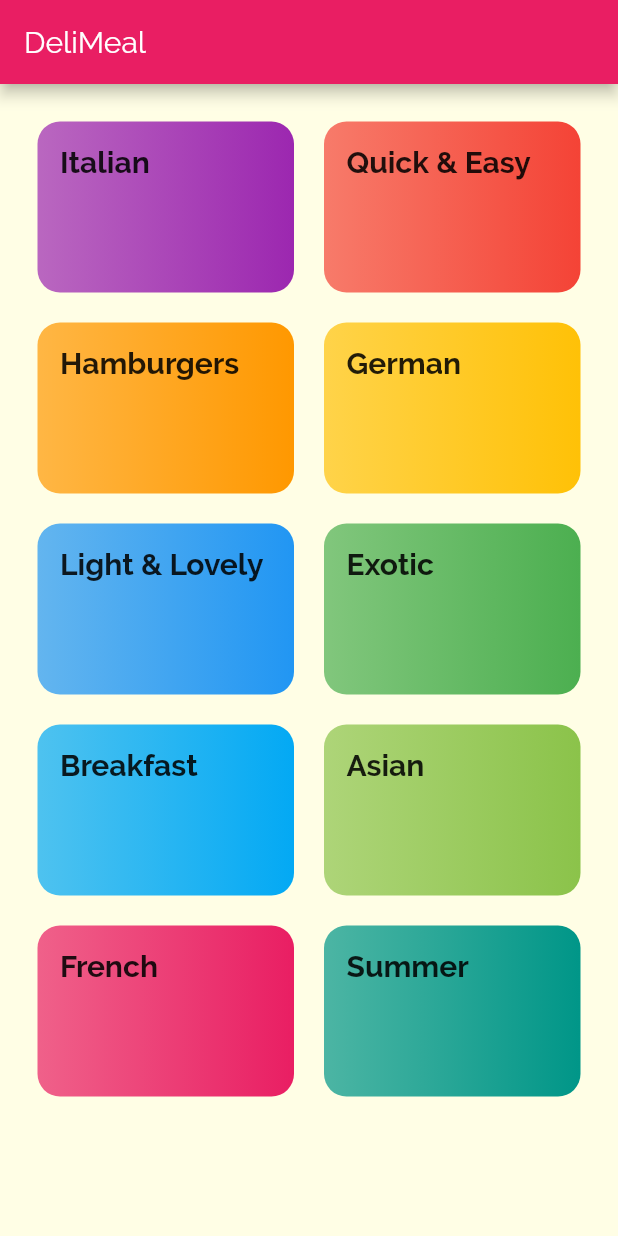
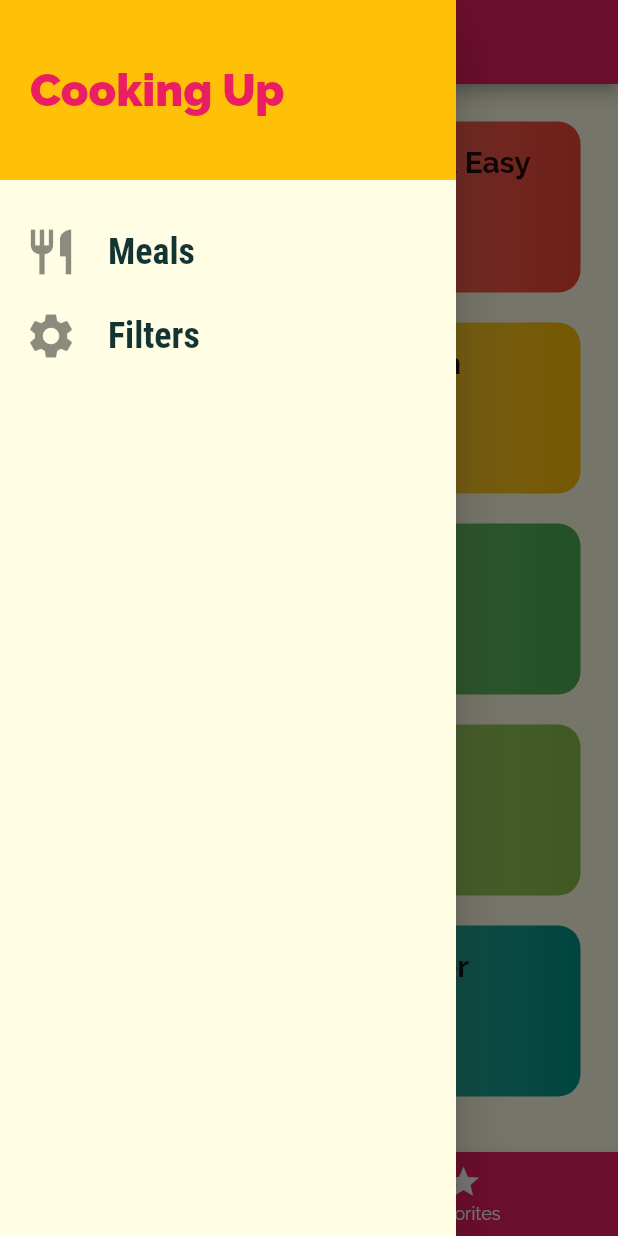
Before and after one commit to john-muinde/meals-flutter-app, a Flutter app: the screen it shows after launch, with the side drawer open (before the commit the screen has no drawer), on a phone screen of 412 x 824 dp. Run offline on Flutter 3.47's test engine with Material 2 defaults, Android fonts, the phone set to English and light mode, and no system bars.

Commit message:
finished with the drawer and pages

```diff
--- a/lib/main.dart
+++ b/lib/main.dart
@@ -1,8 +1,11 @@
 import 'package:flutter/material.dart';
-import 'package:flutter_complete_guide/screens/meal_detail_screen.dart';
+
 
 import 'screens/categories_meals_screen.dart';
 import 'screens/categories_screen.dart';
+import 'screens/filters_screen.dart';
+import 'screens/meal_detail_screen.dart';
+import 'screens/tabs_screen_bottom.dart';
 
 void main() => runApp(MyApp());
 
@@ -10,6 +13,7 @@ class MyApp extends StatelessWidget {
   @override
   Widget build(BuildContext context) {
     return MaterialApp(
+      debugShowCheckedModeBanner: false,
       title: 'DeliMeals',
       theme: ThemeData(
         appBarTheme: AppBarTheme(
@@ -41,9 +45,10 @@ class MyApp extends StatelessWidget {
       // home: CategoriesScreen(),
       // initialRoute: '/',
       routes: {
-        '/': (context) => CategoriesScreen(),
+        '/': (context) => TabsScreen(),
         CategoriesMealsScreen.routeName: (context) => CategoriesMealsScreen(),
-        MealDetailScreen.routeName: (context) => MealDetailScreen()
+        MealDetailScreen.routeName: (context) => MealDetailScreen(),
+        FilterScreen.routeName: (context) => FilterScreen()
       },
       // onGenerateRoute: (settings) {
       //   if (settings.name == '/') {
--- a/lib/screens/categories_screen.dart
+++ b/lib/screens/categories_screen.dart
@@ -7,11 +7,6 @@ class CategoriesScreen extends StatelessWidget {
   @override
   Widget build(BuildContext context) {
     return Scaffold(
-      appBar: AppBar(
-        title: Text(
-          'DeliMeal',
-        ),
-      ),
       body: GridView(
         padding: const EdgeInsets.all(25),
         children: DUMMY_CATEGORIES
--- /dev/null
+++ b/lib/screens/tabs_screen_bottom.dart
@@ -0,0 +1,60 @@
+import 'package:flutter/material.dart';
+import '../widgets/main_drawer.dart';
+import 'categories_screen.dart';
+
+import 'favorites_screen.dart';
+
+class TabsScreen extends StatefulWidget {
+  const TabsScreen({super.key});
+
+  @override
+  State<TabsScreen> createState() => _TabsScreenState();
+}
+
+class _TabsScreenState extends State<TabsScreen> {
+  final List<Map<String, Object>> _pages = [
+    {'page': CategoriesScreen(), 'title': 'Categories'},
+    {'page': FavoritesScreen(), 'title': 'Your Favorites'}
+  ];
+
+  int _selectedPageIndex = 0;
+
+  void _selectPage(int index) {
+    setState(() {
+      _selectedPageIndex = index;
+    });
+  }
+
+  @override
+  Widget build(BuildContext context) {
+    return DefaultTabController(
+      length: 2,
+      child: Scaffold(
+        appBar: AppBar(
+          title: Text(_pages[_selectedPageIndex]['title'] as String),
+        ),
+        drawer: MainDrawer(),
+        body: _pages[_selectedPageIndex]['page'] as Widget,
+        bottomNavigationBar: BottomNavigationBar(
+          onTap: _selectPage,
+          backgroundColor: Theme.of(context).colorScheme.primary,
+          unselectedItemColor: Colors.white,
+          selectedItemColor: Theme.of(context).colorScheme.secondary,
+          currentIndex: _selectedPageIndex,
+          // type: BottomNavigationBarType.shifting,
+          items: [
+            BottomNavigationBarItem(
+              // backgroundColor: Theme.of(context).colorScheme.primary,
+              icon: Icon(Icons.category_outlined),
+              label: 'Categories',
+            ),
+            BottomNavigationBarItem(
+              icon: Icon(Icons.star),
+              label: 'Favorites',
+            ),
+          ],
+        ),
+      ),
+    );
+  }
+}
--- /dev/null
+++ b/lib/screens/tabs_screen_top.dart
@@ -0,0 +1,43 @@
+import 'package:flutter/material.dart';
+
+import 'categories_screen.dart';
+import 'favorites_screen.dart';
+
+class TabsScreen extends StatefulWidget {
+  const TabsScreen({super.key});
+
+  @override
+  State<TabsScreen> createState() => _TabsScreenState();
+}
+
+class _TabsScreenState extends State<TabsScreen> {
+  @override
+  Widget build(BuildContext context) {
+    return DefaultTabController(
+      length: 2,
+      child: Scaffold(
+        appBar: AppBar(
+          title: Text('Meals'),
+          bottom: TabBar(
+            tabs: [
+              Tab(
+                icon: Icon(Icons.category_outlined),
+                text: 'Categories',
+              ),
+              Tab(
+                icon: Icon(Icons.star),
+                text: 'Favorites',
+              ),
+            ],
+          ),
+        ),
+        body: TabBarView(
+          children: [
+            CategoriesScreen(),
+            FavoritesScreen(),
+          ],
+        ),
+      ),
+    );
+  }
+}
--- /dev/null
+++ b/lib/widgets/main_drawer.dart
@@ -0,0 +1,71 @@
+import 'package:flutter/material.dart';
+
+import '../screens/filters_screen.dart';
+
+
+class MainDrawer extends StatelessWidget {
+  const MainDrawer({super.key});
+
+  Widget buildListTile({
+    required String title,
+    required VoidCallback handlerFunction,
+    required IconData icon,
+  }) {
+    return ListTile(
+      leading: Icon(
+        icon,
+        size: 36,
+      ),
+      title: Text(
+        title,
+        style: TextStyle(
+            fontFamily: 'RobotoCondensed',
+            fontSize: 24,
+            fontWeight: FontWeight.bold),
+      ),
+      onTap: handlerFunction,
+    );
+  }
+
+  @override
+  Widget build(BuildContext context) {
+    return Drawer(
+      child: Column(
+        children: [
+          Container(
+            height: 120,
+            width: double.infinity,
+            padding: EdgeInsets.all(20),
+            alignment: Alignment.centerLeft,
+            color: Theme.of(context).colorScheme.secondary,
+            child: Text(
+              'Cooking Up',
+              style: TextStyle(
+                fontWeight: FontWeight.w900,
+                fontSize: 30,
+                color: Theme.of(context).colorScheme.primary,
+              ),
+            ),
+          ),
+          SizedBox(
+            height: 20,
+          ),
+          buildListTile(
+            title: 'Meals',
+            handlerFunction: () {
+              Navigator.of(context).pushReplacementNamed('/');
+            },
+            icon: Icons.restaurant,
+          ),
+          buildListTile(
+            title: 'Filters',
+            handlerFunction: () {
+              Navigator.of(context).pushReplacementNamed(FilterScreen.routeName);
+            },
+            icon: Icons.settings,
+          ),
+        ],
+      ),
+    );
+  }
+}
--- a/lib/widgets/meal_item.dart
+++ b/lib/widgets/meal_item.dart
@@ -1,6 +1,7 @@
 import 'package:flutter/material.dart';
-import 'package:flutter_complete_guide/screens/meal_detail_screen.dart';
+
 import '../models/meal.dart';
+import '../screens/meal_detail_screen.dart';
 
 class MealItem extends StatelessWidget {
   final String id;
--- a/pubspec.yaml
+++ b/pubspec.yaml
@@ -1,5 +1,5 @@
-name: flutter_complete_guide
-description: A new Flutter project.
+name: meals_app
+description: A Flutter Meals App Project.
 
 # The following defines the version and build number for your application.
 # A version number is three numbers separated by dots, like 1.2.43
```
Also changed, not shown: lib/screens/favorites_screen.dart (added, +14 -0 lines), lib/screens/filters_screen.dart (added, +21 -0 lines), 1 other file.
